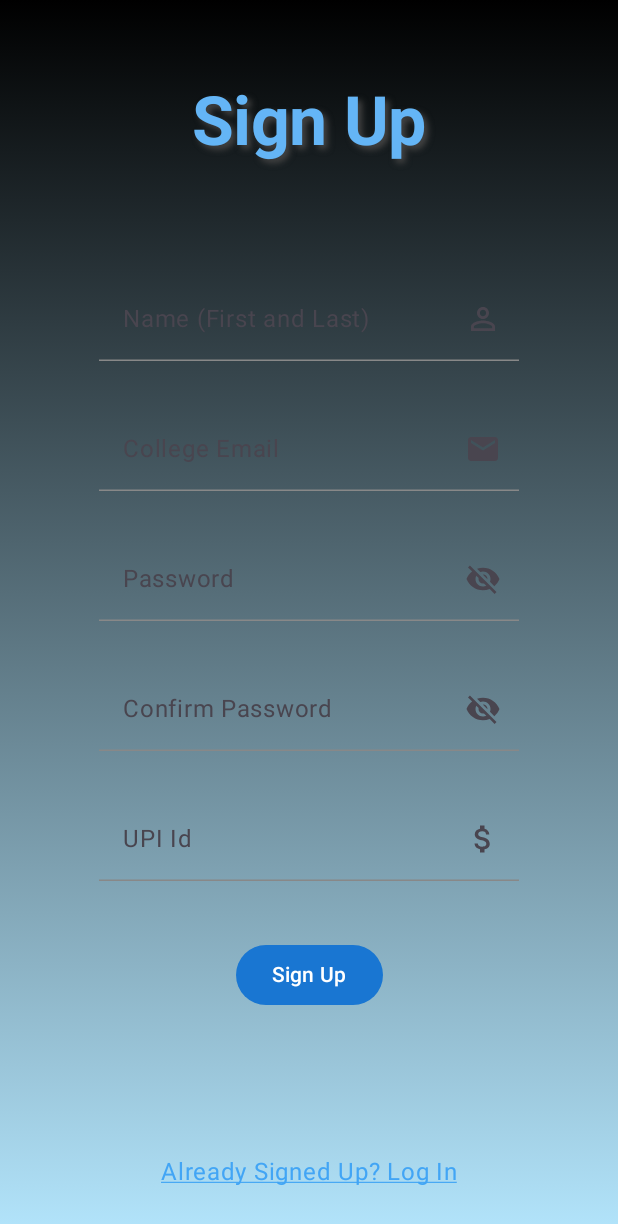
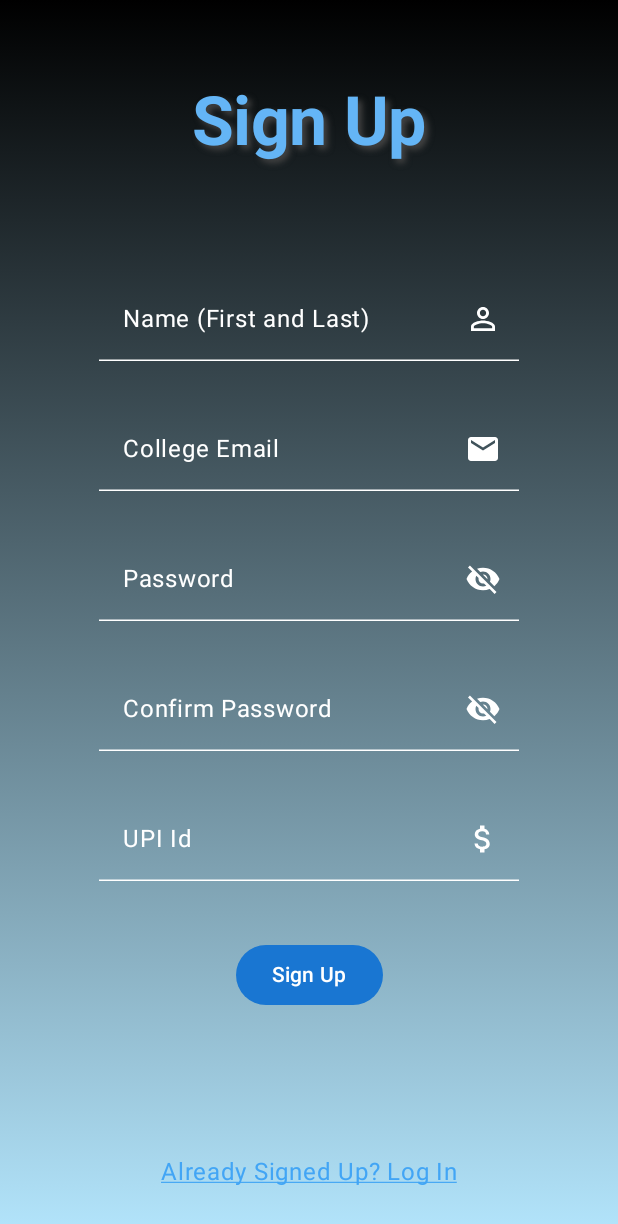
Before and after one commit to Eyepatchxy/X-Step, an Android app built with Jetpack Compose: the screen it shows after launch (MainActivity), after a tap on "New to X-Step? Sign Up", on a phone screen of 412 x 824 dp. Shown: the top 1224 px of the screen. Run offline under Robolectric (Android 15) with nearby library versions, the phone set to English and light mode, and no system bars; our stand-ins replace Firebase (no records; nobody signed in at launch, a user with empty details on screens opened directly).

```diff
--- a/app/src/main/java/com/service/x_step/data_classes/MyFirebaseMessagingService.kt
+++ b/app/src/main/java/com/service/x_step/data_classes/MyFirebaseMessagingService.kt
@@ -28,7 +28,7 @@ class MyFirebaseMessagingService : FirebaseMessagingService() {
         val uid = FirebaseAuth.getInstance().currentUser?.uid ?: return
         val db = FirebaseFirestore.getInstance()
         // Store tokens per device so multi-device works, and we can clean stale tokens
-        val tokenDoc = db.collection("users").document(uid)
+        val tokenDoc = db.collection("user").document(uid)
             .collection("fcmTokens").document(token)
 
         val data = mapOf(
--- a/app/src/main/java/com/service/x_step/ui/screens/Functions.kt
+++ b/app/src/main/java/com/service/x_step/ui/screens/Functions.kt
@@ -40,6 +40,7 @@ import androidx.compose.ui.text.TextStyle
 import androidx.compose.ui.text.input.PasswordVisualTransformation
 import androidx.compose.ui.text.input.VisualTransformation
 import androidx.compose.ui.unit.dp
+import androidx.compose.ui.unit.sp
 import com.google.firebase.auth.FirebaseAuth
 import com.google.firebase.firestore.FirebaseFirestore
 import java.time.LocalDateTime
@@ -62,16 +63,27 @@ fun underlinedTextField(
         onValueChange = onValueChange,
         label = { Text(label) },
         singleLine = true,
+        textStyle = TextStyle(
+            color = Color.White,
+            fontSize = 20.sp
+        ),
         trailingIcon = {
-            Icon(imageVector = icon,
-                contentDescription =  description
+            Icon(
+                imageVector = icon,
+                contentDescription =  description,
+                tint = Color.White
             )
         },
-        colors = TextFieldDefaults.textFieldColors(
-            containerColor = Color.Transparent,
-            focusedIndicatorColor = Color.DarkGray,
-            unfocusedIndicatorColor = Color.Gray,
-            disabledIndicatorColor = Color.LightGray
+        colors = TextFieldDefaults.colors(
+            focusedContainerColor = Color.Transparent,
+            focusedIndicatorColor = Color.White,
+            focusedLabelColor = Color.White,
+            unfocusedContainerColor = Color.Transparent,
+            unfocusedIndicatorColor = Color.White,
+            unfocusedLabelColor = Color.White,
+            disabledContainerColor = Color.Transparent,
+            disabledIndicatorColor = Color.LightGray,
+            disabledLabelColor = Color.LightGray
         )
     )
 }
@@ -92,6 +104,10 @@ fun enterTextField(
         onValueChange = onValueChange,
         label = { Text(label) },
         singleLine = true,
+        textStyle = TextStyle(
+            color = Color.White,
+            fontSize = 20.sp
+        ),
         trailingIcon = {
             Icon(imageVector = Icons.Default.ChevronRight,
                 contentDescription = "Submit",
@@ -133,12 +149,20 @@ fun underlinedFormField(
         value = value,
         onValueChange = onValueChange,
         label = { Text( text = label, style = MaterialTheme.typography.bodySmall ) },
-        textStyle = TextStyle(color = Color.White),
-        colors = TextFieldDefaults.textFieldColors(
-            containerColor = Color.Transparent,
+        textStyle = TextStyle(
+            color = Color.White,
+            fontSize = 20.sp
+        ),
+        colors = TextFieldDefaults.colors(
+            focusedContainerColor = Color.Transparent,
             focusedIndicatorColor = Color.White,
-            unfocusedIndicatorColor = Color.LightGray,
-            disabledIndicatorColor = Color.Gray
+            focusedLabelColor = Color.White,
+            unfocusedContainerColor = Color.Transparent,
+            unfocusedIndicatorColor = Color.White,
+            unfocusedLabelColor = Color.White,
+            disabledContainerColor = Color.Transparent,
+            disabledIndicatorColor = Color.LightGray,
+            disabledLabelColor = Color.LightGray
         )
     )
 }
@@ -157,11 +181,20 @@ fun passwordTextField(
         onValueChange = onPasswordChange,
         label = { Text(label) },
         singleLine = true,
-        colors = TextFieldDefaults.textFieldColors(
-            containerColor = Color.Transparent,
-            focusedIndicatorColor = Color.DarkGray,
-            unfocusedIndicatorColor = Color.Gray,
-            disabledIndicatorColor = Color.LightGray
+        textStyle = TextStyle(
+            color = Color.White,
+            fontSize = 20.sp
+        ),
+        colors = TextFieldDefaults.colors(
+            focusedContainerColor = Color.Transparent,
+            focusedIndicatorColor = Color.White,
+            focusedLabelColor = Color.White,
+            unfocusedContainerColor = Color.Transparent,
+            unfocusedIndicatorColor = Color.White,
+            unfocusedLabelColor = Color.White,
+            disabledContainerColor = Color.Transparent,
+            disabledIndicatorColor = Color.LightGray,
+            disabledLabelColor = Color.LightGray
         ),
         visualTransformation = if(passwordVisible) VisualTransformation.None else PasswordVisualTransformation(),
         trailingIcon = {
@@ -169,7 +202,7 @@ fun passwordTextField(
             val description = if (passwordVisible) "Hide Password" else "Show Password"
 
             IconButton(onClick = {passwordVisible = !passwordVisible}) {
-                Icon(imageVector = icon, contentDescription = description)
+                Icon(imageVector = icon, contentDescription = description, tint = Color.White)
             }
         }
     )
@@ -201,7 +234,10 @@ fun DatePickerField(selectedDate: String, onDateSelected: (String) -> Unit) {
             readOnly = true,
             label = { Text("Select Date") },
             enabled = false,
-            textStyle = TextStyle(color = Color.White),
+            textStyle = TextStyle(
+                color = Color.White,
+                fontSize = 20.sp
+            ),
             colors = TextFieldDefaults.colors(
                 focusedContainerColor = Color.Transparent,
                 focusedIndicatorColor = Color.White,
@@ -249,7 +285,10 @@ fun TimePickerField(
             readOnly = true,
             enabled = false,
             label = { Text(label) },
-            textStyle = TextStyle(color = Color.White),
+            textStyle = TextStyle(
+                color = Color.White,
+                fontSize = 20.sp
+            ),
             colors = TextFieldDefaults.colors(
                 focusedContainerColor = Color.Transparent,
                 focusedIndicatorColor = Color.White,
@@ -288,7 +327,10 @@ fun DropdownMenuField(
                 ExposedDropdownMenuDefaults.TrailingIcon(expanded = expanded)
             },
             modifier = Modifier.menuAnchor(),
-            textStyle = TextStyle(color = Color.White),
+            textStyle = TextStyle(
+                color = Color.White,
+                fontSize = 20.sp
+            ),
             colors = TextFieldDefaults.colors(
                 focusedContainerColor = Color.Transparent,
                 focusedIndicatorColor = Color.White,
--- a/app/src/main/java/com/service/x_step/ui/screens/Login Screen.kt
+++ b/app/src/main/java/com/service/x_step/ui/screens/Login Screen.kt
@@ -114,7 +114,7 @@ fun LoginScreen(navController: NavHostController) {
 
                                         val uid = FirebaseAuth.getInstance().currentUser?.uid
 
-                                        data class Token (val fmcToken: String)
+                                        data class Token (val fcmToken: String)
 
                                         if (uid != null) {
                                             FirebaseFirestore.getInstance().collection("user")
@@ -122,10 +122,7 @@ fun LoginScreen(navController: NavHostController) {
                                                 .set( Token(token), SetOptions.merge() )
                                         }
                                     }
-
-
                                     android.util.Log.d("FCM", "FCM token: $token")
-
                                 }
                         },
                         modifier = Modifier
@@ -154,7 +151,7 @@ fun LoginScreen(navController: NavHostController) {
 
             Text(
                 text = "Forgot Password?",
-                color = Color(0xFF42A5F5),
+                color = Color.Cyan,
                 textDecoration = TextDecoration.Underline,
                 modifier = Modifier
                     .padding(10.dp)
@@ -166,7 +163,7 @@ fun LoginScreen(navController: NavHostController) {
 
             Text(
                 text = "New to X-Step? Sign Up",
-                color = LinkBlue,
+                color = Color.Cyan,
                 textDecoration = TextDecoration.Underline,
                 modifier = Modifier
                     .padding(10.dp)
--- a/app/src/main/java/com/service/x_step/ui/screens/Post a Trip Screen.kt
+++ b/app/src/main/java/com/service/x_step/ui/screens/Post a Trip Screen.kt
@@ -222,7 +222,7 @@ fun PostATrip(navController: NavController) {
                     )*/
 
                         toggleSwitch(
-                            label = "Use default UPI Id?",
+                            label = "Use custom UPI Id?",
                             checked = show,
                             onCheckedChange = { show = it }
                         )
```
Also changed, not shown: app/src/main/java/com/service/x_step/ui/screens/Profile.kt (+21 -4 lines), 4 other files.
